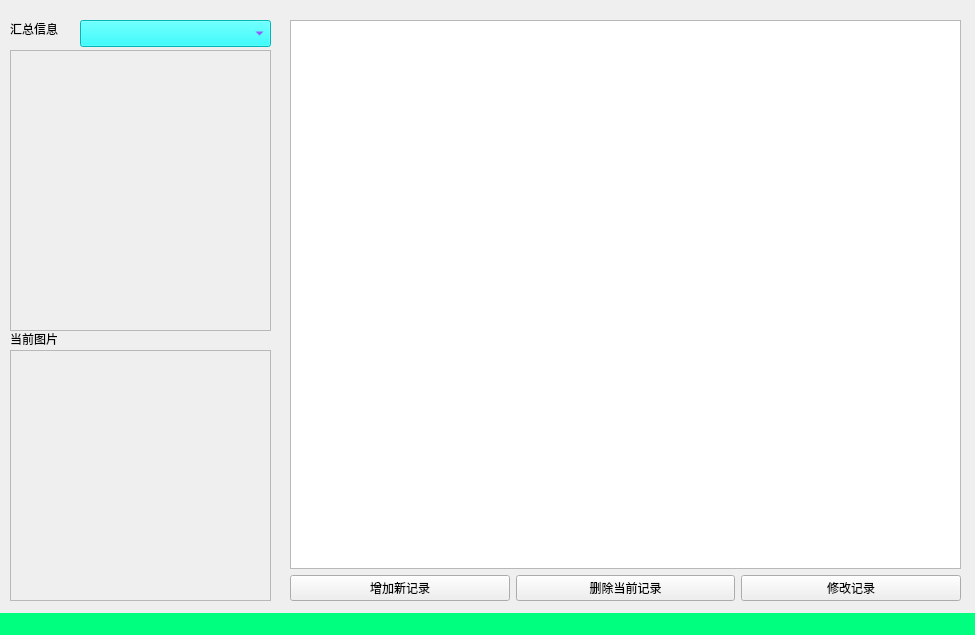
Old version of the form mainForm.ui in the repository skyscribe/financial.
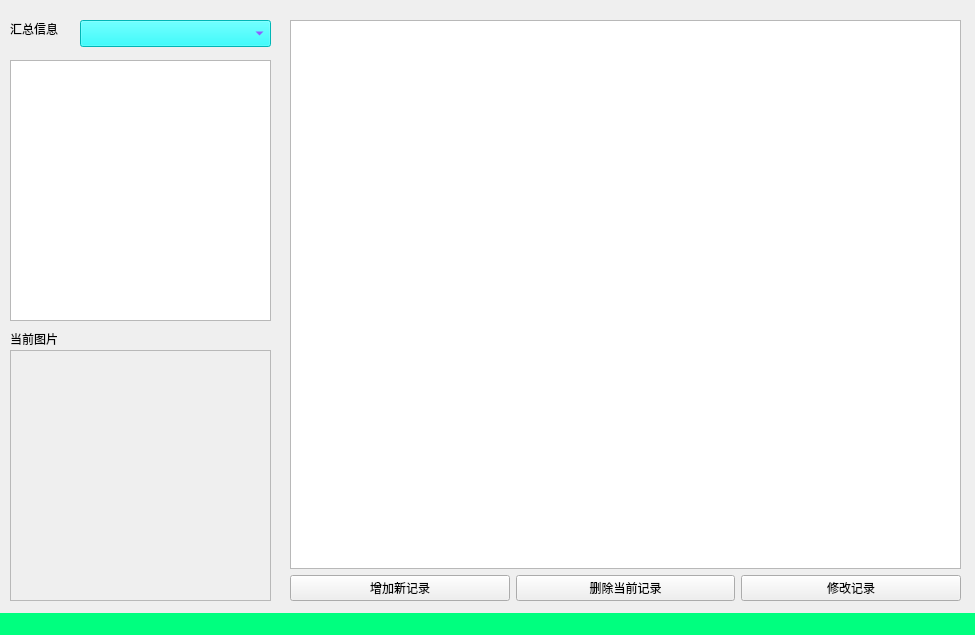
New version of the form.

What changed in the file:
```diff
--- a/mainForm.ui
+++ b/mainForm.ui
@@ -128,25 +128,6 @@
      <set>Qt::AlignLeading|Qt::AlignLeft|Qt::AlignTop</set>
     </property>
    </widget>
-   <widget class="QLabel" name="summaryInfo">
-    <property name="geometry">
-     <rect>
-      <x>10</x>
-      <y>50</y>
-      <width>261</width>
-      <height>281</height>
-     </rect>
-    </property>
-    <property name="frameShape">
-     <enum>QFrame::StyledPanel</enum>
-    </property>
-    <property name="text">
-     <string/>
-    </property>
-    <property name="alignment">
-     <set>Qt::AlignLeading|Qt::AlignLeft|Qt::AlignTop</set>
-    </property>
-   </widget>
    <widget class="QLabel" name="label_3">
     <property name="geometry">
      <rect>
@@ -163,6 +144,25 @@
      <set>Qt::AlignLeading|Qt::AlignLeft|Qt::AlignTop</set>
     </property>
    </widget>
+   <widget class="QTextBrowser" name="summaryInfo">
+    <property name="geometry">
+     <rect>
+      <x>10</x>
+      <y>60</y>
+      <width>261</width>
+      <height>261</height>
+     </rect>
+    </property>
+    <property name="frameShape">
+     <enum>QFrame::StyledPanel</enum>
+    </property>
+    <property name="frameShadow">
+     <enum>QFrame::Sunken</enum>
+    </property>
+    <property name="openLinks">
+     <bool>false</bool>
+    </property>
+   </widget>
    <zorder>layoutWidget</zorder>
    <zorder>modeSelector</zorder>
    <zorder>label</zorder>
```
Left out of the diff: 5 changed lines with no effect on the pictures.
